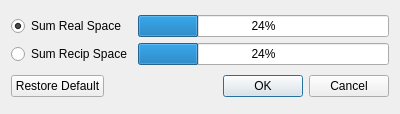
CS26-FPD-Explorer/FPD-Explorer, file loadingbox.ui: the form before one commit.
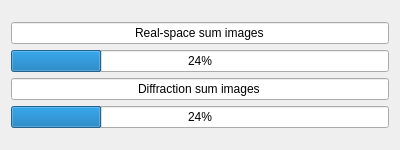
The form after the commit.

Diff of the .ui file:
```diff
--- a/loadingbox.ui
+++ b/loadingbox.ui
@@ -7,79 +7,88 @@
     <x>0</x>
     <y>0</y>
     <width>400</width>
-    <height>114</height>
+    <height>150</height>
    </rect>
   </property>
   <property name="minimumSize">
    <size>
     <width>400</width>
-    <height>114</height>
+    <height>144</height>
    </size>
   </property>
   <property name="maximumSize">
    <size>
     <width>400</width>
-    <height>114</height>
+    <height>150</height>
    </size>
   </property>
   <property name="windowTitle">
    <string>Dialog</string>
   </property>
   <layout class="QGridLayout" name="gridLayout">
-   <item row="0" column="0">
+   <item row="2" column="0">
     <layout class="QGridLayout" name="gridLayout_6">
      <item row="1" column="1">
+      <widget class="QProgressBar" name="realProgress">
+       <property name="sizePolicy">
+        <sizepolicy hsizetype="Expanding" vsizetype="Fixed">
+         <horstretch>2</horstretch>
+         <verstretch>0</verstretch>
+        </sizepolicy>
+       </property>
+       <property name="value">
+        <number>24</number>
+       </property>
+      </widget>
+     </item>
+     <item row="3" column="1">
       <widget class="QProgressBar" name="recipProgress">
+       <property name="sizePolicy">
+        <sizepolicy hsizetype="Expanding" vsizetype="Fixed">
+         <horstretch>2</horstretch>
+         <verstretch>0</verstretch>
+        </sizepolicy>
+       </property>
        <property name="value">
         <number>24</number>
        </property>
       </widget>
      </item>
+     <item row="2" column="1">
+      <widget class="QLineEdit" name="lineEdit_2">
+       <property name="sizePolicy">
+        <sizepolicy hsizetype="Expanding" vsizetype="Fixed">
+         <horstretch>0</horstretch>
+         <verstretch>0</verstretch>
+        </sizepolicy>
+       </property>
+       <property name="text">
+        <string>Diffraction sum images</string>
+       </property>
+       <property name="alignment">
+        <set>Qt::AlignCenter</set>
+       </property>
+       <property name="readOnly">
+        <bool>true</bool>
+       </property>
+      </widget>
+     </item>
      <item row="0" column="1">
-      <widget class="QProgressBar" name="realProgress">
-       <property name="value">
-        <number>24</number>
+      <widget class="QLineEdit" name="lineEdit">
+       <property name="sizePolicy">
+        <sizepolicy hsizetype="Expanding" vsizetype="Fixed">
+         <horstretch>0</horstretch>
+         <verstretch>0</verstretch>
+        </sizepolicy>
        </property>
-      </widget>
-     </item>
-     <item row="1" column="0">
-      <widget class="QRadioButton" name="recipButton">
        <property name="text">
-        <string>Sum Recip Space</string>
+        <string>Real-space sum images</string>
        </property>
-       <attribute name="buttonGroup">
-        <string notr="true">spaceGroup</string>
-       </attribute>
-      </widget>
-     </item>
-     <item row="0" column="0">
-      <widget class="QRadioButton" name="realButton">
-       <property name="text">
-        <string>Sum Real Space</string>
+       <property name="alignment">
+        <set>Qt::AlignCenter</set>
        </property>
-       <property name="checked">
+       <property name="readOnly">
         <bool>true</bool>
-       </property>
-       <attribute name="buttonGroup">
-        <string notr="true">spaceGroup</string>
-       </attribute>
-      </widget>
-     </item>
-    </layout>
-   </item>
-   <item row="1" column="0">
-    <layout class="QHBoxLayout" name="horizontalLayout">
-     <item>
-      <widget class="QPushButton" name="restoreButton">
-       <property name="text">
-        <string>Restore Default</string>
-       </property>
-      </widget>
-     </item>
-     <item>
-      <widget class="QDialogButtonBox" name="buttonBox">
-       <property name="standardButtons">
-        <set>QDialogButtonBox::Cancel|QDialogButtonBox::Ok</set>
        </property>
       </widget>
      </item>
```
Left out of the diff: 83 changed lines with no effect on the pictures.
